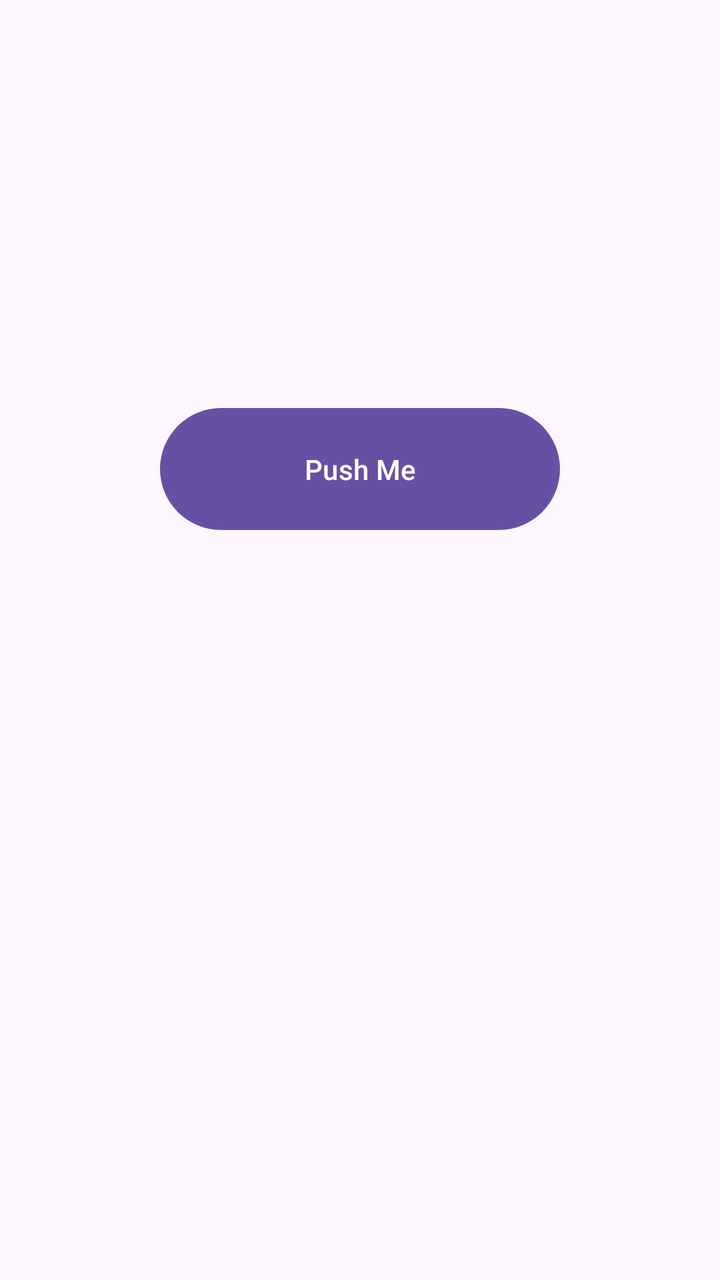
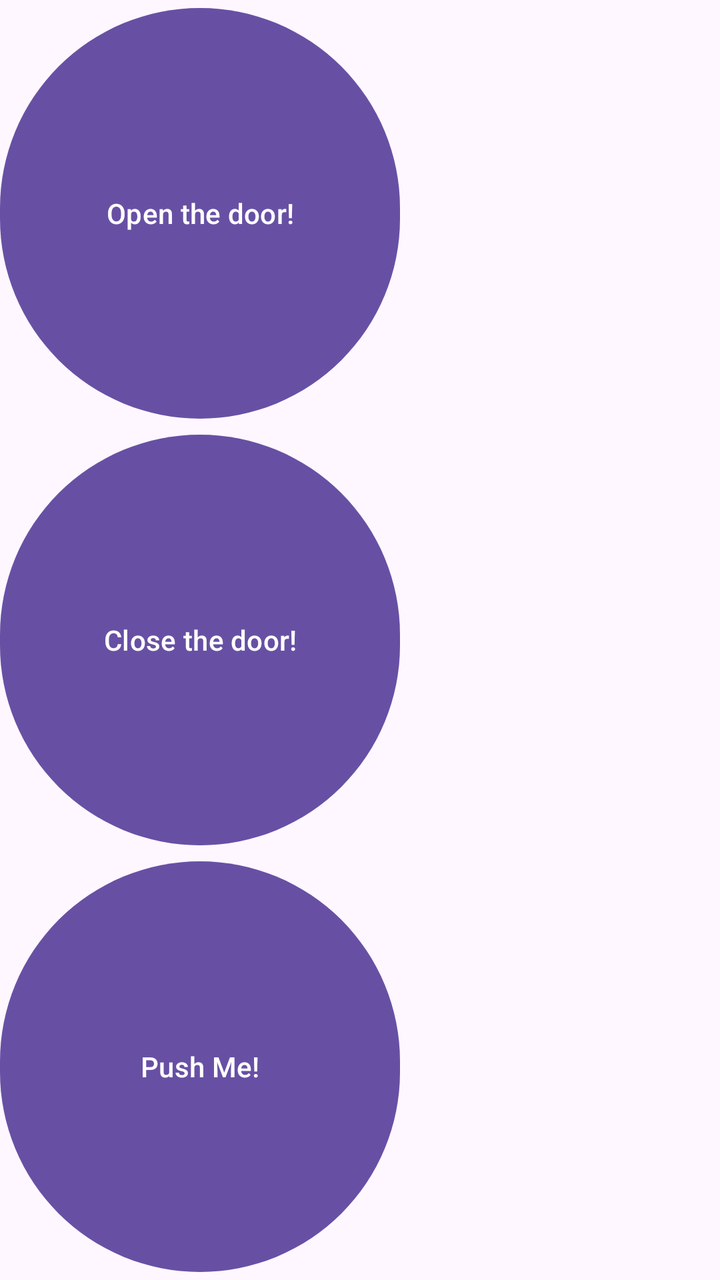

Before-and-after screenshots of an Android layout around one commit, followed by the original layout XML and the change that was made.
<!-- AndroidManifest.xml: application theme Theme.EnglishWordApp -->
<!-- res/layout/activity_second.xml -->
<?xml version="1.0" encoding="utf-8"?>
<androidx.constraintlayout.widget.ConstraintLayout xmlns:android="http://schemas.android.com/apk/res/android"
    xmlns:app="http://schemas.android.com/apk/res-auto"
    android:layout_width="match_parent"
    android:layout_height="match_parent">

    <Button
        android:layout_width="200dp"
        android:layout_height="69dp"
        android:layout_marginTop="200dp"
        android:text="Push Me"
        app:layout_constraintEnd_toEndOf="parent"
        app:layout_constraintStart_toStartOf="parent"
        app:layout_constraintTop_toTopOf="parent" />

</androidx.constraintlayout.widget.ConstraintLayout>
<!-- resources referenced by this layout -->
<resources>
  <style name="Theme.EnglishWordApp" parent="Base.Theme.EnglishWordApp" />
  <style name="Base.Theme.EnglishWordApp" parent="Theme.Material3.DayNight.NoActionBar">
          
          
      </style>
</resources>

<!-- the commit's change to res/layout/activity_second.xml (unified diff, before → after) -->
@@ -1,16 +1,27 @@
 <?xml version="1.0" encoding="utf-8"?>
-<androidx.constraintlayout.widget.ConstraintLayout xmlns:android="http://schemas.android.com/apk/res/android"
-    xmlns:app="http://schemas.android.com/apk/res-auto"
+<LinearLayout xmlns:android="http://schemas.android.com/apk/res/android"
     android:layout_width="match_parent"
-    android:layout_height="match_parent">
+    android:layout_height="match_parent"
+    android:orientation="vertical">
 
     <Button
         android:layout_width="200dp"
         android:layout_height="69dp"
-        android:layout_marginTop="200dp"
-        android:text="Push Me"
-        app:layout_constraintEnd_toEndOf="parent"
-        app:layout_constraintStart_toStartOf="parent"
-        app:layout_constraintTop_toTopOf="parent" />
+        android:layout_weight="1"
+        android:text="Open the door!" />
 
-</androidx.constraintlayout.widget.ConstraintLayout>
+    <Button
+        android:layout_width="200dp"
+        android:layout_height="69dp"
+        android:layout_weight="1"
+
+        android:text="Close the door!" />
+
+    <Button
+        android:layout_width="200dp"
+        android:layout_height="69dp"
+        android:layout_weight="1"
+
+        android:text="Push Me!" />
+
+</LinearLayout>
